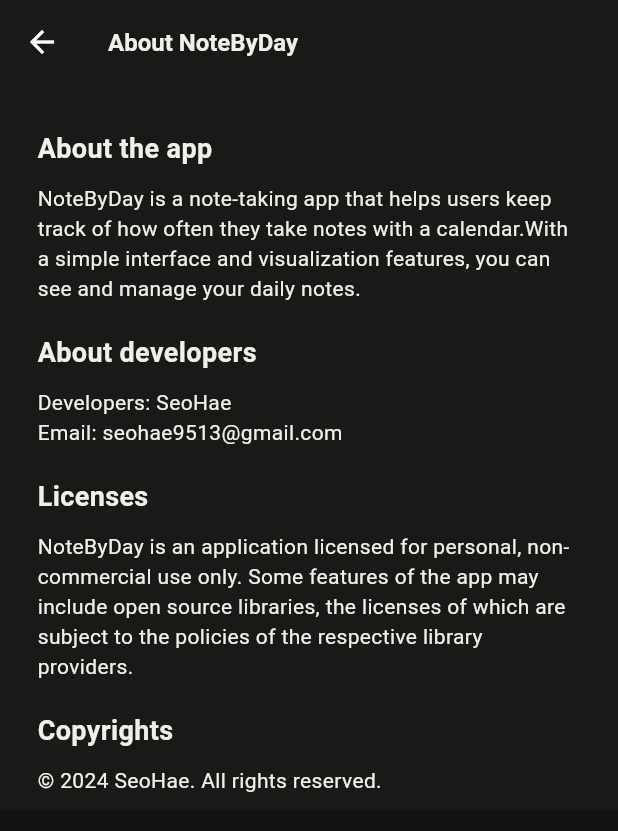
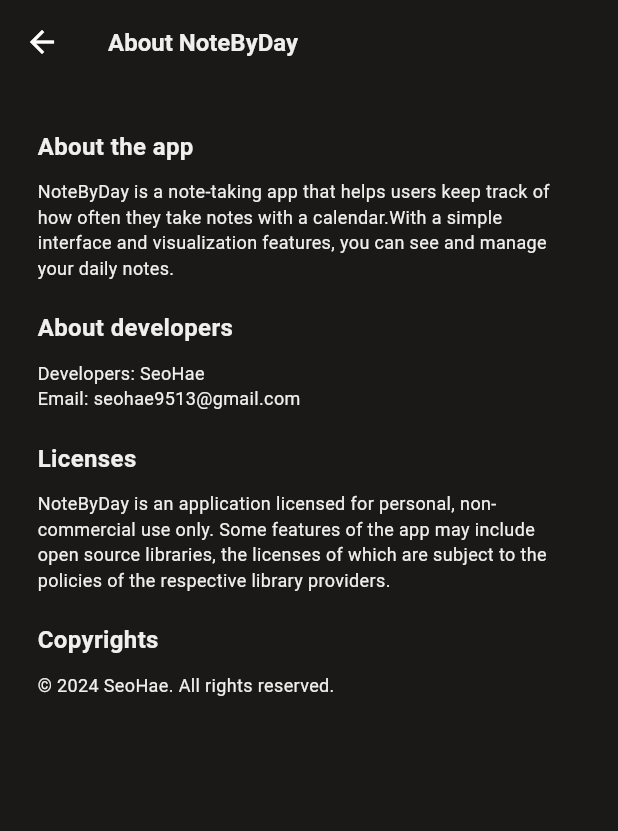
Before and after one commit to wold21/creeate_memo, a Flutter app: the AboutPage screen opened directly, on a phone screen of 412 x 824 dp. Shown: the top 831 px of the screen. Run offline on Flutter 3.47's test engine with Material 3 defaults, Android fonts, the phone set to English and light mode, and no system bars; our stand-ins replace flutter_heatmap_calendar, shared_preferences, sqflite, vibration; accounts and stored records are empty; Roboto replaces fonts that are missing (Maruburi); statements that could not run were skipped.

```diff
--- a/lib/pages/about_page.dart
+++ b/lib/pages/about_page.dart
@@ -9,6 +9,7 @@ class AboutPage extends StatelessWidget {
   Widget build(BuildContext context) {
     final themeColor = Theme.of(context).extension<CustomTheme>()!;
     return Scaffold(
+      backgroundColor: themeColor.borderColor,
       appBar: AppBar(
         title: Text(
           'About NoteByDay',
@@ -21,12 +22,9 @@ class AboutPage extends StatelessWidget {
         backgroundColor: themeColor.borderColor,
         elevation: 0,
       ),
-      body: Container(
-        color: themeColor.borderColor,
-        child: SingleChildScrollView(
+      body: SingleChildScrollView(
         child: Padding(
-            padding:
-                const EdgeInsets.symmetric(vertical: 10.0, horizontal: 25.0),
+          padding: const EdgeInsets.symmetric(vertical: 10.0, horizontal: 25.0),
           child: Column(
             crossAxisAlignment: CrossAxisAlignment.start,
             children: [
@@ -34,7 +32,7 @@ class AboutPage extends StatelessWidget {
               Text(
                 'About the app',
                 style: TextStyle(
-                      fontSize: 18,
+                    fontSize: 16,
                     fontWeight: FontWeight.bold,
                     color: Theme.of(context).colorScheme.primary),
               ),
@@ -43,50 +41,49 @@ class AboutPage extends StatelessWidget {
                   text:
                       'NoteByDay is a note-taking app that helps users keep track of how often they take notes with a calendar.'
                       'With a simple interface and visualization features, you can see and manage your daily notes.',
-                    fontSize: 14,
+                  fontSize: 12,
                   isPadding: false),
               const SizedBox(height: 20),
               TextWidget(
                   text: 'About developers',
-                    fontSize: 18,
+                  fontSize: 16,
                   isPadding: false,
                   isBold: true),
               const SizedBox(height: 10),
               TextWidget(
                   text: 'Developers: SeoHae\nEmail: seohae9513@gmail.com',
-                    fontSize: 14,
+                  fontSize: 12,
                   isPadding: false,
                   isBold: false),
               const SizedBox(height: 20),
               TextWidget(
                   text: 'Licenses',
-                    fontSize: 18,
+                  fontSize: 16,
                   isPadding: false,
                   isBold: true),
               const SizedBox(height: 10),
               TextWidget(
                   text:
                       'NoteByDay is an application licensed for personal, non-commercial use only. Some features of the app may include open source libraries, the licenses of which are subject to the policies of the respective library providers.',
-                    fontSize: 14,
+                  fontSize: 12,
                   isPadding: false,
                   isBold: false),
               const SizedBox(height: 20),
               TextWidget(
                   text: 'Copyrights',
-                    fontSize: 18,
+                  fontSize: 16,
                   isPadding: false,
                   isBold: true),
               const SizedBox(height: 10),
               TextWidget(
                   text: '© 2024 SeoHae. All rights reserved.',
-                    fontSize: 14,
+                  fontSize: 12,
                   isPadding: false,
                   isBold: false),
             ],
           ),
         ),
       ),
-      ),
     );
   }
 }
```
Also changed, not shown: lib/components/record/record_tile.dart (+32 -32 lines). Lines whose indentation alone changed are shown as unchanged.
